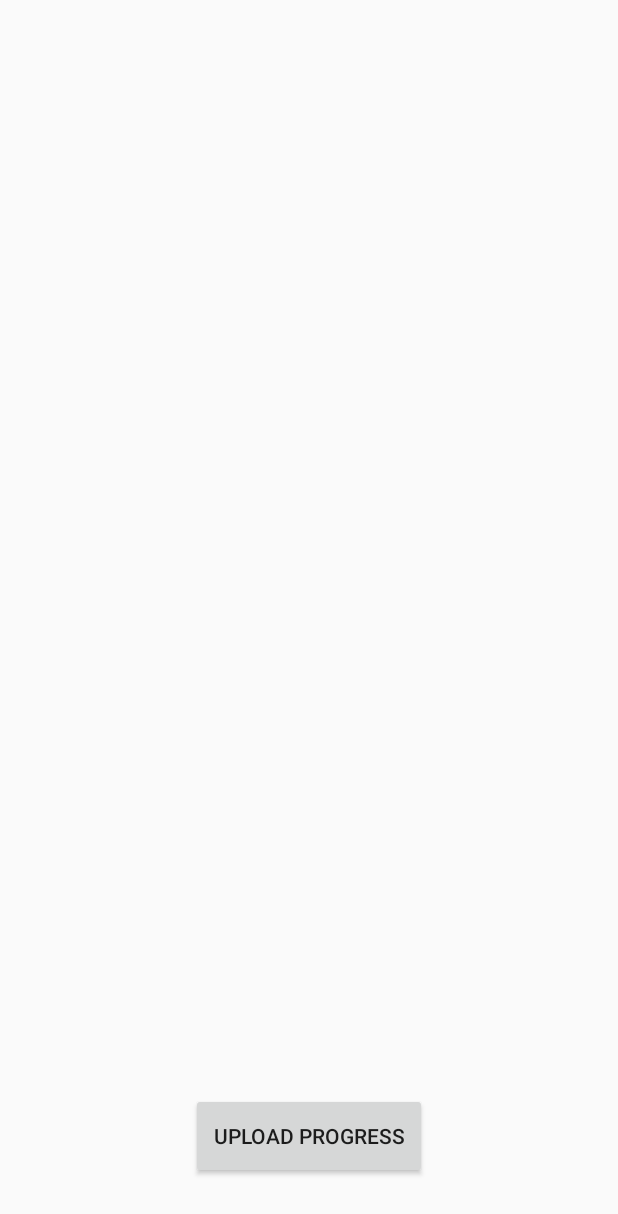
After one commit to Thamira2001/New-repo, an Android app: the ProgressActivity screen opened directly, with no data from a screen before it, on a phone screen of 412 x 824 dp. The commit adds this screen. Shown: the top 1214 px of the screen. Run offline under Robolectric (Android 15) with nearby library versions, the phone set to English and light mode, and no system bars.

Commit message:
Create progress page and add more upload functionality

```diff
--- a/app/build.gradle
+++ b/app/build.gradle
@@ -17,6 +17,10 @@ android {
         }
     }
     namespace 'comp3350.srsys'
+    compileOptions {
+        sourceCompatibility JavaVersion.VERSION_11
+        targetCompatibility JavaVersion.VERSION_11
+    }
 }
 
 dependencies {
--- a/app/src/main/AndroidManifest.xml
+++ b/app/src/main/AndroidManifest.xml
@@ -9,6 +9,9 @@
         android:theme="@style/AppTheme">
         <activity
             android:name=".presentation.StartWorkoutActivity"
+            android:exported="false" />
+        <activity
+            android:name=".presentation.ProgressActivity"
             android:exported="false" />
         <activity
             android:name=".presentation.UploadProgressActivity"
--- /dev/null
+++ b/app/src/main/java/comp3350/srsys/presentation/ProgressActivity.java
@@ -0,0 +1,21 @@
+package comp3350.srsys.presentation;
+
+import android.app.Activity;
+import android.content.Intent;
+import android.os.Bundle;
+import android.view.View;
+
+import comp3350.srsys.R;
+
+public class ProgressActivity extends Activity
+{
+    protected void onCreate(Bundle savedInstanceState) {
+        super.onCreate(savedInstanceState);
+        setContentView(R.layout.activity_progress);
+    }
+
+    public void buttonUploadProgressOnClick(View v) {
+        Intent upIntent = new Intent(ProgressActivity.this, UploadProgressActivity.class);
+        ProgressActivity.this.startActivity(upIntent);
+    }
+}
--- a/app/src/main/res/layout/activity_home.xml
+++ b/app/src/main/res/layout/activity_home.xml
@@ -30,12 +30,12 @@
             android:text="@string/startWorkout" />
 
         <Button
-            android:id="@+id/buttonUploadProgress"
+            android:id="@+id/buttonProgress"
             android:layout_width="match_parent"
             android:layout_height="wrap_content"
             android:layout_marginTop="60dp"
-            android:onClick="buttonUploadProgressOnClick"
-            android:text="Upload Progress" />
+            android:onClick="buttonProgressOnClick"
+            android:text="Progress" />
 
         <Button
             android:id="@+id/buttonMyRoutines"
--- /dev/null
+++ b/app/src/main/res/layout/activity_progress.xml
@@ -0,0 +1,19 @@
+<?xml version="1.0" encoding="utf-8"?>
+<androidx.constraintlayout.widget.ConstraintLayout xmlns:android="http://schemas.android.com/apk/res/android"
+    xmlns:app="http://schemas.android.com/apk/res-auto"
+    android:layout_width="match_parent"
+    android:layout_height="match_parent">
+
+    <Button
+        android:id="@+id/buttonUploadProgress2"
+        android:layout_width="157dp"
+        android:layout_height="57dp"
+        android:onClick="buttonUploadProgressOnClick"
+        android:text="Upload Progress"
+        app:layout_constraintBottom_toBottomOf="parent"
+        app:layout_constraintEnd_toEndOf="parent"
+        app:layout_constraintHorizontal_bias="0.501"
+        app:layout_constraintStart_toStartOf="parent"
+        app:layout_constraintTop_toTopOf="parent"
+        app:layout_constraintVertical_bias="0.95" />
+</androidx.constraintlayout.widget.ConstraintLayout>
```
Also changed, not shown: app/src/main/java/comp3350/srsys/objects/Update.java (added, +43 -0 lines), app/src/main/java/comp3350/srsys/presentation/HomeActivity.java (+4 -3 lines), app/src/main/java/comp3350/srsys/presentation/UploadProgressActivity.java (+19 -8 lines).
